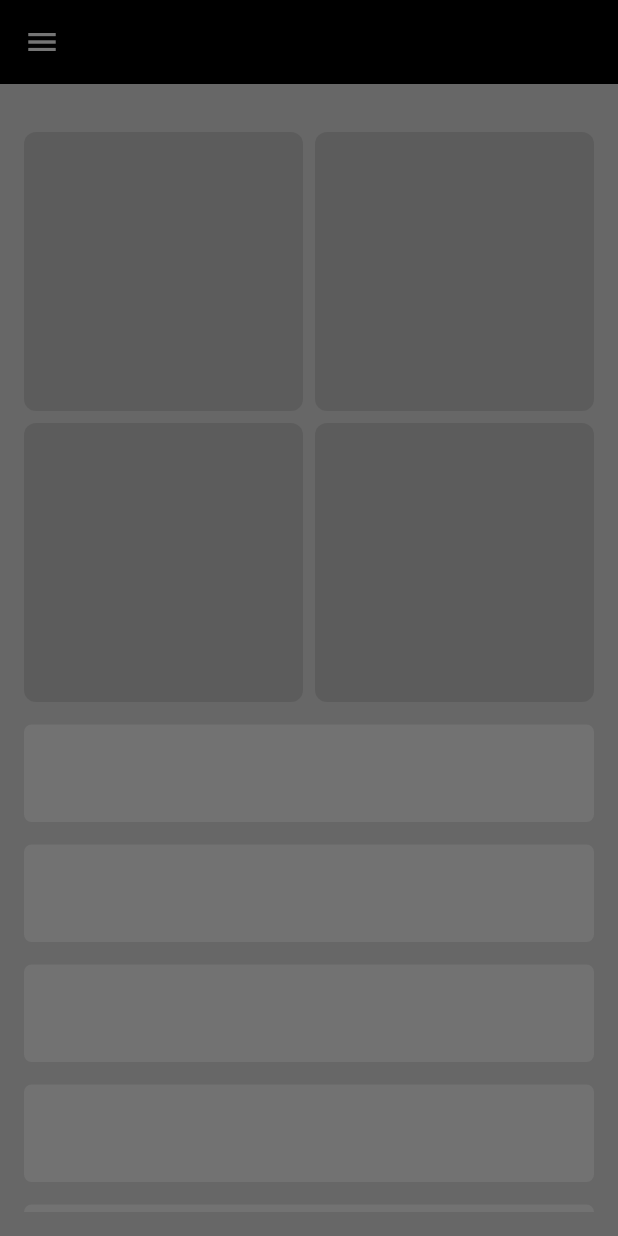
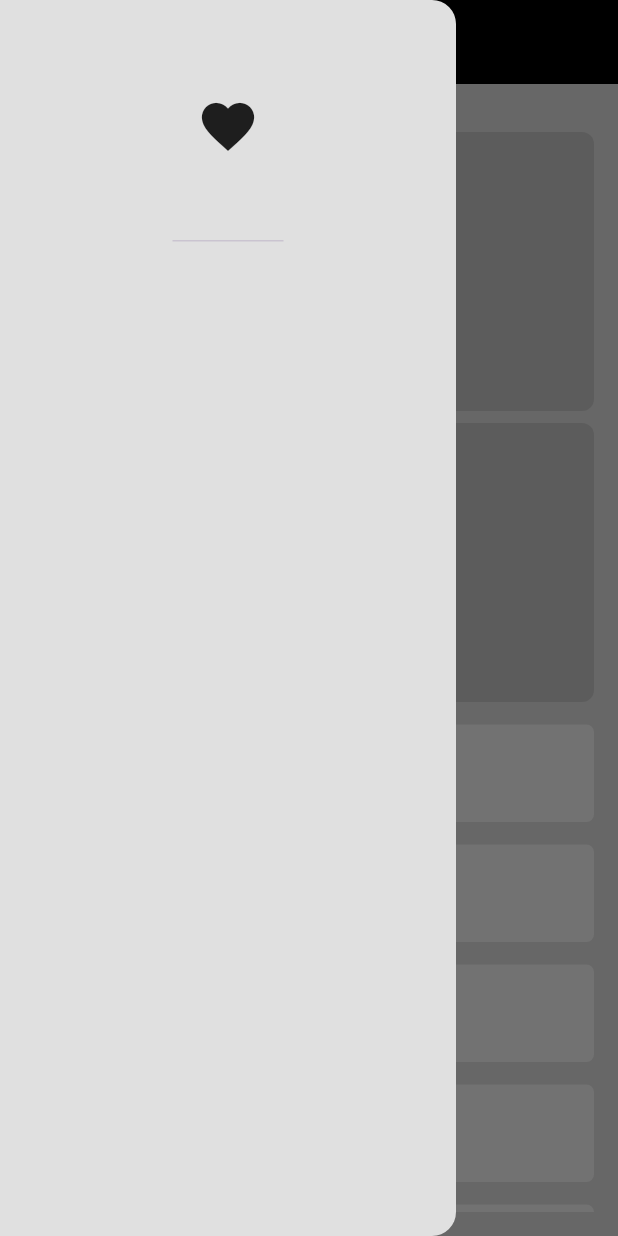
Before and after one commit to George-Samir88/responsive_UI, a Flutter app: the screen it shows after launch, with the side drawer open, on a phone screen of 412 x 824 dp. Run offline on Flutter 3.47's test engine with Material 3 defaults, Android fonts, the phone set to English and light mode, and no system bars.

Commit message:
design drawer

```diff
--- a/lib/views/custom_drawer.dart
+++ b/lib/views/custom_drawer.dart
@@ -5,6 +5,18 @@ class CustomDrawer extends StatelessWidget {
 
   @override
   Widget build(BuildContext context) {
-    return Container();
+    return Drawer(
+      backgroundColor: Colors.grey.shade300,
+      child: const Column(
+        children: [
+          DrawerHeader(
+            child: Icon(
+              Icons.favorite_outlined,
+              size: 42,
+            ),
+          ),
+        ],
+      ),
+    );
   }
 }
```
